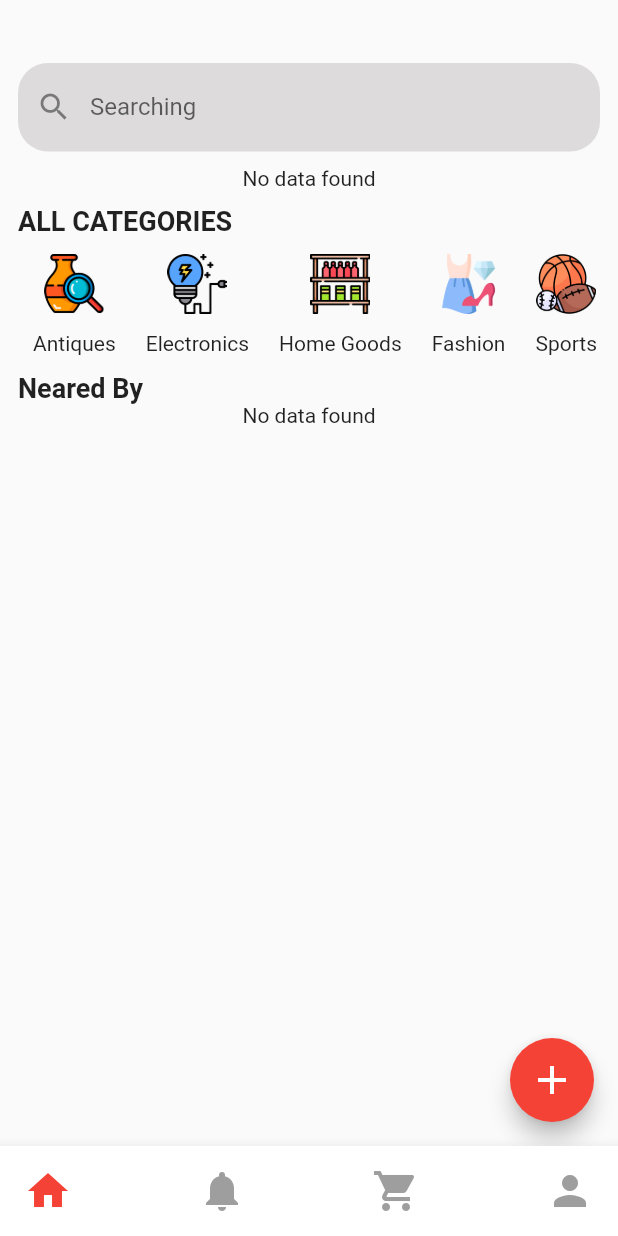
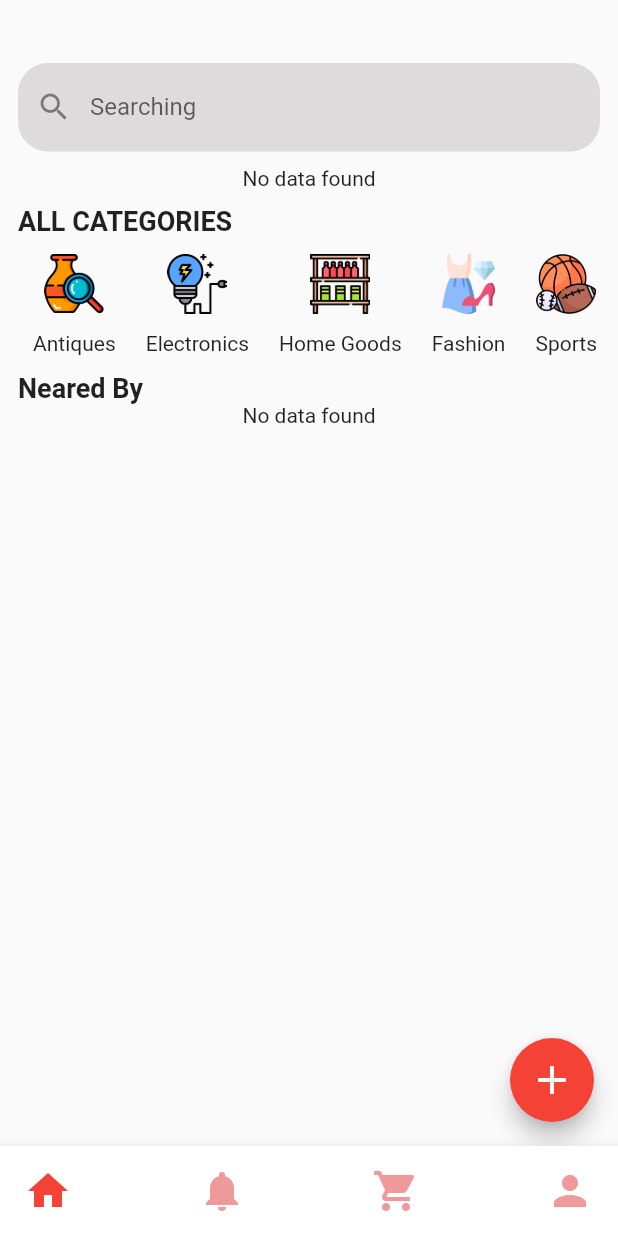
Before and after one commit to Ammar-Yasir1412/mufahh, a Flutter app: the home screen opened directly with empty values, on a phone screen of 412 x 824 dp. Run offline on Flutter 3.47's test engine with Material 2 defaults, Android fonts, the phone set to English and light mode, and no system bars; our stand-ins replace carousel_slider, cloud_firestore, dropdown_search, firebase_auth, firebase_core, firebase_storage and 4 more; missing offline and left inert: expansion_card; accounts and stored records are empty.

Commit message:
navigation color

```diff
--- a/lib/Screens/Mobile App/home/home.dart
+++ b/lib/Screens/Mobile App/home/home.dart
@@ -29,24 +29,7 @@ class _homeState extends State<home> {
   Widget build(BuildContext context) {
                         print("${widget.UserData}");
     return Scaffold(
-      // backgroundColor: Color.fromARGB(255, 214, 15, 15),
-
       body: PageStorage(bucket: bucket, child: CurrentScreen),
-      // floatingActionButton: FloatingActionButton(
-      //   onPressed: () {
-      //     setState(() {
-      //       CurrentScreen = Add_product(UserData: widget.UserData,);
-      //       currentTab = 5;
-      //     });
-      //   },
-      //   child: Icon(
-      //     Icons.add,
-      //     size: 32,
-      //     color: Colors.white,
-      //   ),
-      //   backgroundColor: Colors.red,
-      // ),
-      // floatingActionButtonLocation: FloatingActionButtonLocation.centerDocked,
       bottomNavigationBar: BottomAppBar(
         shape: CircularNotchedRectangle(),
         child: Container(
@@ -64,7 +47,7 @@ class _homeState extends State<home> {
                     },
                     child: Icon(Icons.home,
                         size: 32,
-                        color: currentTab == 0 ? Colors.red : Colors.grey),
+                        color: currentTab == 0 ? Colors.red : Colors.red.shade200),
                   ),
                   MaterialButton(
                     minWidth: 60,
@@ -76,7 +59,7 @@ class _homeState extends State<home> {
                     },
                     child: Icon(Icons.notifications,
                         size: 32,
-                        color: currentTab == 1 ? Colors.red : Colors.grey),
+                        color: currentTab == 1 ? Colors.red : Colors.red.shade200),
                   ),
                   MaterialButton(
                     minWidth: 60,
@@ -88,7 +71,7 @@ class _homeState extends State<home> {
                     },
                     child: Icon(Icons.shopping_cart,
                         size: 32,
-                        color: currentTab == 2 ? Colors.red : Colors.grey),
+                        color: currentTab == 2 ? Colors.red : Colors.red.shade200),
                   ),
                   MaterialButton(
                     minWidth: 60,
@@ -100,7 +83,7 @@ class _homeState extends State<home> {
                     },
                     child: Icon(Icons.person,
                         size: 32,
-                        color: currentTab == 3 ? Colors.red : Colors.grey),
+                        color: currentTab == 3 ? Colors.red : Colors.red.shade200),
                   ),
                 ])),
       ),
```
